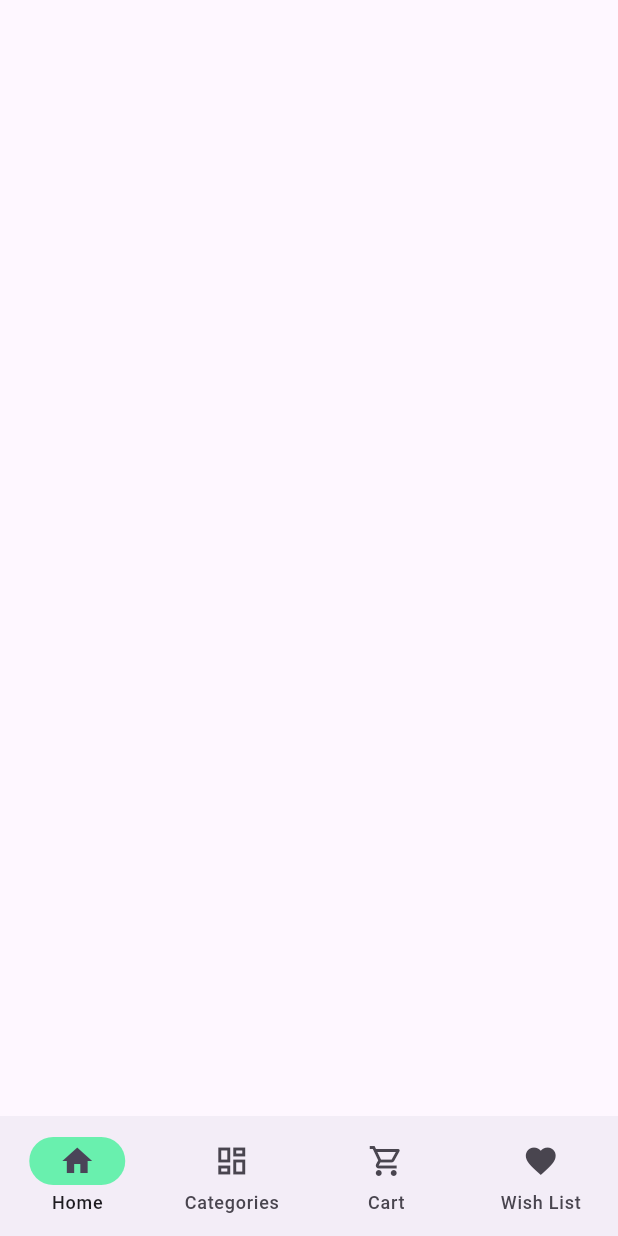
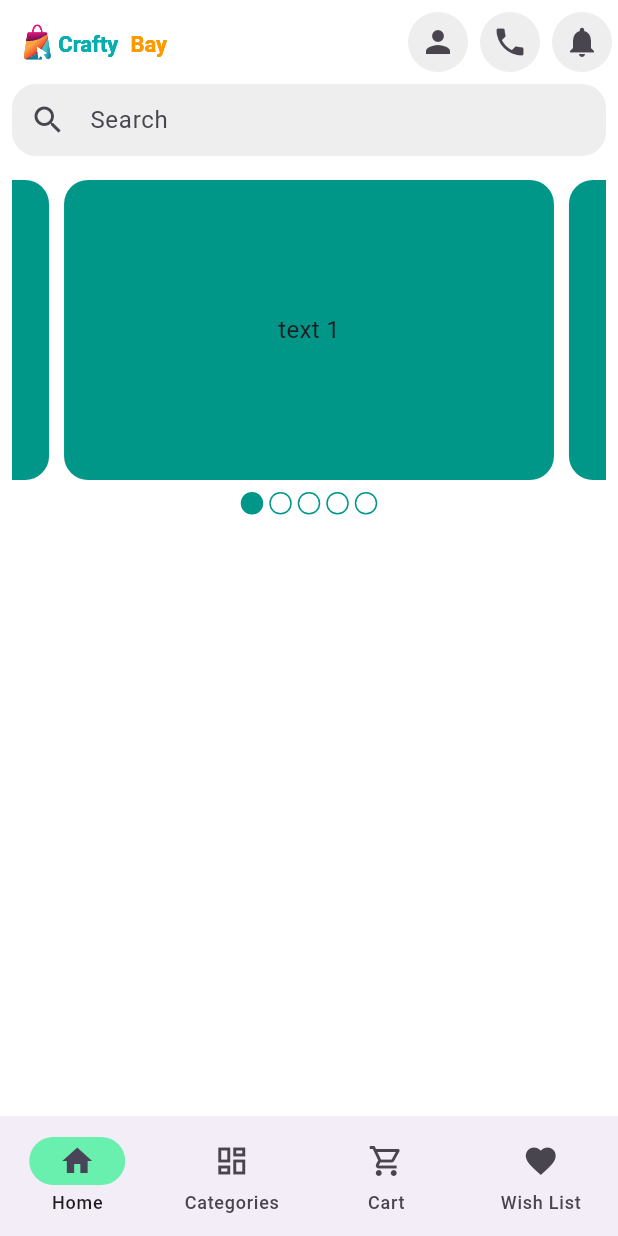
Before and after one commit to mdnasim69/Vendora, a Flutter app: the screen it shows after launch, on a phone screen of 412 x 824 dp. Run offline on Flutter 3.47's test engine with Material 3 defaults, Android fonts, the phone set to English and light mode, and no system bars; drawn by our look-alikes of carousel_slider; our stand-ins replace firebase_core, firebase_crashlytics, flutter_svg, pin_code_fields, shared_preferences; accounts and stored records are empty.

```diff
--- a/lib/App/AppImage.dart
+++ b/lib/App/AppImage.dart
@@ -2,4 +2,5 @@
 class AppImage{
   static final String _basePath ='assets/images';
   static String logo='$_basePath/logo.svg';
+  static String navLogo='$_basePath/logo_nav.svg';
 }
--- a/lib/App/app.dart
+++ b/lib/App/app.dart
@@ -5,6 +5,7 @@ import 'package:vendora/App/Provider/themeProvider.dart';
 import 'package:vendora/App/appTheme.dart';
 import 'package:vendora/Feature/Auth/Presentation/Screens/splash_screen.dart';
 import 'package:vendora/Feature/Auth/Provider/OtpTimer_provider.dart';
+import 'package:vendora/Feature/Share/Presentation/Provider/mainBottomNavProvider.dart';
 
 class Vendora extends StatelessWidget {
   const Vendora({super.key});
@@ -12,9 +13,11 @@ class Vendora extends StatelessWidget {
   @override
   Widget build(BuildContext context) {
     return MultiProvider(
+
       providers: [
         ChangeNotifierProvider(create: (_)=>ThemeProvider()..loadThemeMode()),
         ChangeNotifierProvider(create: (_)=>OtpTimerProvider()..Count(),),
+        ChangeNotifierProvider(create: (_)=>MainBottomNavProvider()),
       ],
       child: Consumer<ThemeProvider>(
         builder: (context,controller,_) {
--- a/lib/App/appTheme.dart
+++ b/lib/App/appTheme.dart
@@ -7,6 +7,7 @@ class AppTheme {
     progressIndicatorTheme: progressIndicatorThemeData,
     textTheme: TextTheme(),
     inputDecorationTheme: inputDecorationTheme,
+    scaffoldBackgroundColor: Colors.white,
   );
 
   static ThemeData darkTheme = ThemeData(
--- a/lib/Feature/Auth/Provider/OtpTimer_provider.dart
+++ b/lib/Feature/Auth/Provider/OtpTimer_provider.dart
@@ -6,7 +6,7 @@ class OtpTimerProvider with ChangeNotifier{
   int _seconds =60;
   int get seconds => _seconds;
 
-  Count(){
+   void Count(){
     _seconds=60;
     Timer.periodic(Duration(seconds: 1),(t){
       _seconds--;
--- /dev/null
+++ b/lib/Feature/Home/Presentation/Screens/home.dart
@@ -0,0 +1,108 @@
+import 'package:carousel_slider/carousel_slider.dart';
+import 'package:flutter/material.dart';
+import 'package:flutter_svg/flutter_svg.dart';
+import 'package:vendora/App/AppImage.dart';
+import 'package:vendora/App/appColor.dart';
+import 'package:vendora/Feature/Home/Presentation/Widgets/AppBarIconButton.dart';
+import 'package:vendora/Feature/Share/Presentation/Widgets/MyAppBar.dart';
+
+class Home extends StatefulWidget {
+  const Home({super.key});
+
+  @override
+  State<Home> createState() => _HomeState();
+}
+
+class _HomeState extends State<Home> {
+  @override
+  Widget build(BuildContext context) {
+    final ValueNotifier<int> _selectedPage = ValueNotifier(0);
+    return Scaffold(
+      body: Padding(
+        padding: EdgeInsets.symmetric(horizontal: 8),
+        child: Column(
+          children: [
+            SearchField(),
+            SizedBox(height: 16),
+            CarouselSlider(
+              options: CarouselOptions(
+                height: 200.0,
+                autoPlay: true,
+                viewportFraction:.85,
+                onPageChanged: (index, reason) {
+                  _selectedPage.value=index;
+                },
+                autoPlayInterval: Duration(seconds: 2),
+              ),
+              items: [1, 2, 3, 4, 5].map((i) {
+                return Builder(
+                  builder: (BuildContext context) {
+                    return Container(alignment: Alignment.center,
+                      width: MediaQuery.of(context).size.width,
+                      margin: EdgeInsets.symmetric(horizontal: 5.0),
+                      decoration: BoxDecoration(
+                        color: AppColor.themeColor,
+                        borderRadius: BorderRadius.circular(16),
+                      ),
+                      child: Text('text $i', style: TextStyle(fontSize: 16.0)),
+                    );
+                  },
+                );
+              }).toList(),
+            ),
+            SizedBox(height: 8,),
+            ValueListenableBuilder(
+              builder: (context,value,_) {
+                return Row(mainAxisAlignment: MainAxisAlignment.center,
+                  children: [
+                    for (int i = 0; i < 5; i++)
+                      Container(
+                        width: 15,
+                        height: 15,
+                        margin: EdgeInsets.symmetric(horizontal: 2),
+                        decoration: BoxDecoration(
+                          shape: BoxShape.circle,
+                          color:value==i?AppColor.themeColor: Colors.transparent,
+                          border: Border.all(color: AppColor.themeColor, width: 1)
+                        ),
+                      )
+                  ],
+                );
+              }, valueListenable: _selectedPage,
+            )
+          ],
+        ),
+      ),
+      appBar: MyAppBar(),
+    );
+  }
+}
+
+class SearchField extends StatelessWidget {
+  const SearchField({super.key});
+
+  @override
+  Widget build(BuildContext context) {
+    return TextField(
+      decoration: InputDecoration(
+        contentPadding: EdgeInsets.symmetric(horizontal: 8, vertical: 0),
+        hintText: "Search",
+        prefixIcon: Icon(Icons.search),
+        border: OutlineInputBorder(
+          borderRadius: BorderRadius.circular(16),
+          borderSide: BorderSide.none,
+        ),
+        enabledBorder: OutlineInputBorder(
+          borderRadius: BorderRadius.circular(16),
+          borderSide: BorderSide.none,
+        ),
+        focusedBorder: OutlineInputBorder(
+          borderRadius: BorderRadius.circular(16),
+          borderSide: BorderSide.none,
+        ),
+        filled: true,
+        fillColor: Colors.grey.shade200,
+      ),
+    );
+  }
+}
--- /dev/null
+++ b/lib/Feature/Home/Presentation/Widgets/AppBarIconButton.dart
@@ -0,0 +1,26 @@
+import 'package:flutter/material.dart';
+
+class AppBarIconButton extends StatelessWidget {
+  final VoidCallback onTap;
+  final IconData icon;
+  const AppBarIconButton({
+    super.key, required this.onTap, required this.icon,
+  });
+
+  @override
+  Widget build(BuildContext context) {
+    return GestureDetector(
+      onTap:onTap,
+      child: Container(
+        padding: EdgeInsets.all(8),
+        margin: EdgeInsets.symmetric(horizontal: 4),
+        decoration: BoxDecoration(
+          borderRadius: BorderRadius.circular(40),
+          color: Colors.grey.shade200,
+        ),
+        child: Icon(icon),
+
+      ),
+    );
+  }
+}
--- /dev/null
+++ b/lib/Feature/Share/Presentation/Provider/mainBottomNavProvider.dart
@@ -0,0 +1,11 @@
+import 'package:flutter/foundation.dart';
+
+class MainBottomNavProvider with ChangeNotifier{
+  int _selectedIndex = 0;
+  int get selectedIndex => _selectedIndex;
+
+  void SetSelectedIndex(int val) {
+     _selectedIndex = val;
+     notifyListeners();
+   }
+}
--- a/lib/Feature/Share/Presentation/Screens/Main_Bottom_Nav_Screen.dart
+++ b/lib/Feature/Share/Presentation/Screens/Main_Bottom_Nav_Screen.dart
@@ -1,4 +1,7 @@
 import 'package:flutter/material.dart';
+import 'package:provider/provider.dart';
+import 'package:vendora/Feature/Home/Presentation/Screens/home.dart';
+import 'package:vendora/Feature/Share/Presentation/Provider/mainBottomNavProvider.dart';
 
 class MainBottomNavScreen extends StatefulWidget {
   static String name = "/mainBottomNavScreen";
@@ -10,18 +13,24 @@ class MainBottomNavScreen extends StatefulWidget {
 }
 
 class _MainBottomNavScreenState extends State<MainBottomNavScreen> {
-  int _selectedIndex = 0;
+  final List<Widget> _screens =[
+    Home(),
+    Home(),
+    Home(),
+    Home(),
+  ];
 
   @override
   Widget build(BuildContext context) {
+    return Consumer<MainBottomNavProvider>(
+      builder: (context,ctr,_) {
         return Scaffold(
+          body: _screens[ctr.selectedIndex],
           bottomNavigationBar: NavigationBar(
             onDestinationSelected: (int index) {
-          setState(() {
-            _selectedIndex = index;
-          });
+              ctr.SetSelectedIndex(index);
             },
-        selectedIndex: _selectedIndex,elevation: 0,
+            selectedIndex: ctr.selectedIndex,elevation: 0,
             indicatorColor:Colors.greenAccent,
             destinations: [
               NavigationDestination(icon: Icon(Icons.home), label: "Home"),
@@ -32,4 +41,6 @@ class _MainBottomNavScreenState extends State<MainBottomNavScreen> {
           ),
         );
       }
+    );
   }
+}
--- /dev/null
+++ b/lib/Feature/Share/Presentation/Widgets/MyAppBar.dart
@@ -0,0 +1,29 @@
+
+import 'package:flutter/material.dart';
+import 'package:flutter_svg/svg.dart';
+import 'package:vendora/App/AppImage.dart';
+import 'package:vendora/Feature/Home/Presentation/Widgets/AppBarIconButton.dart';
+
+class MyAppBar extends StatelessWidget implements PreferredSizeWidget {
+  const MyAppBar({
+    super.key,
+  });
+
+  @override
+  Widget build(BuildContext context) {
+    return AppBar(
+      backgroundColor: Colors.white,
+      automaticallyImplyLeading: false,
+      title: SvgPicture.asset(AppImage.navLogo, height: 30, width: 100),
+      actions: [
+        AppBarIconButton(onTap: () {}, icon: Icons.person),
+        AppBarIconButton(onTap: () {}, icon: Icons.phone),
+        AppBarIconButton(onTap: () {}, icon: Icons.notifications),
+      ],
+    );
+  }
+
+  @override
+  // TODO: implement preferredSize
+  Size get preferredSize => Size.fromHeight(kToolbarHeight);
+}
--- a/lib/main.dart
+++ b/lib/main.dart
@@ -14,5 +14,6 @@ void main() async {
     FirebaseCrashlytics.instance.recordError(error, stack, fatal: true);
     return true;
   };
+
   runApp(Vendora());
 }
--- a/pubspec.yaml
+++ b/pubspec.yaml
@@ -41,6 +41,7 @@ dependencies:
   shared_preferences: ^2.5.4
   flutter_svg: ^2.2.3
   pin_code_fields: ^9.1.0
+  carousel_slider: ^5.1.2
 
 dev_dependencies:
   flutter_test:
```
Also changed, not shown: pubspec.lock, 1 other file. Lines whose indentation alone changed are shown as unchanged.
